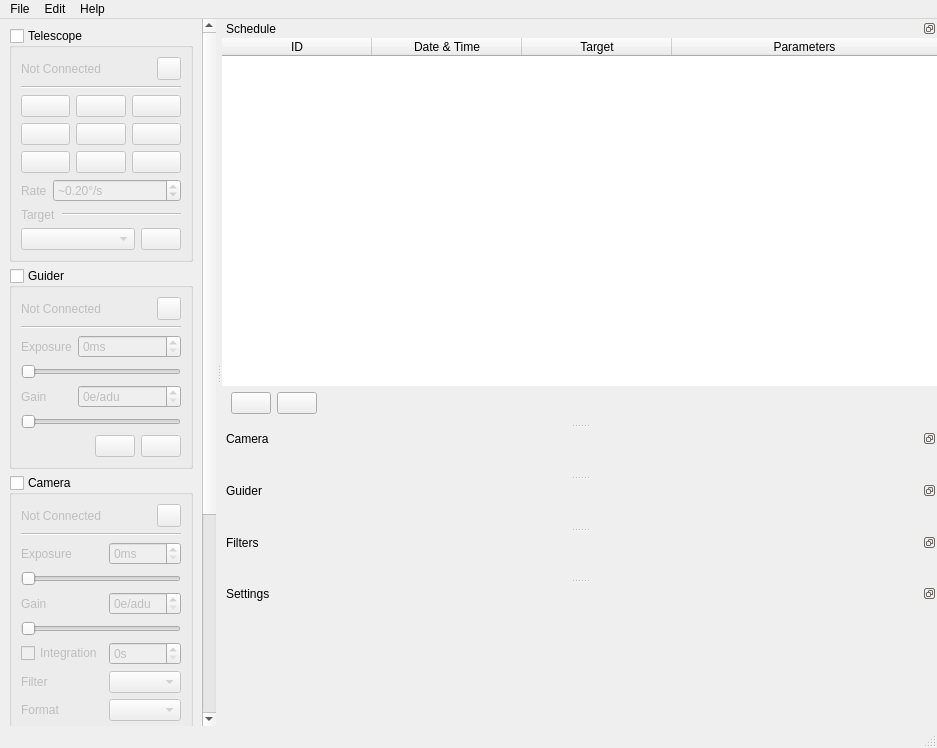
Old version of the form qt5/mainwindow.ui in the repository EthanChappel/Ecliptic.
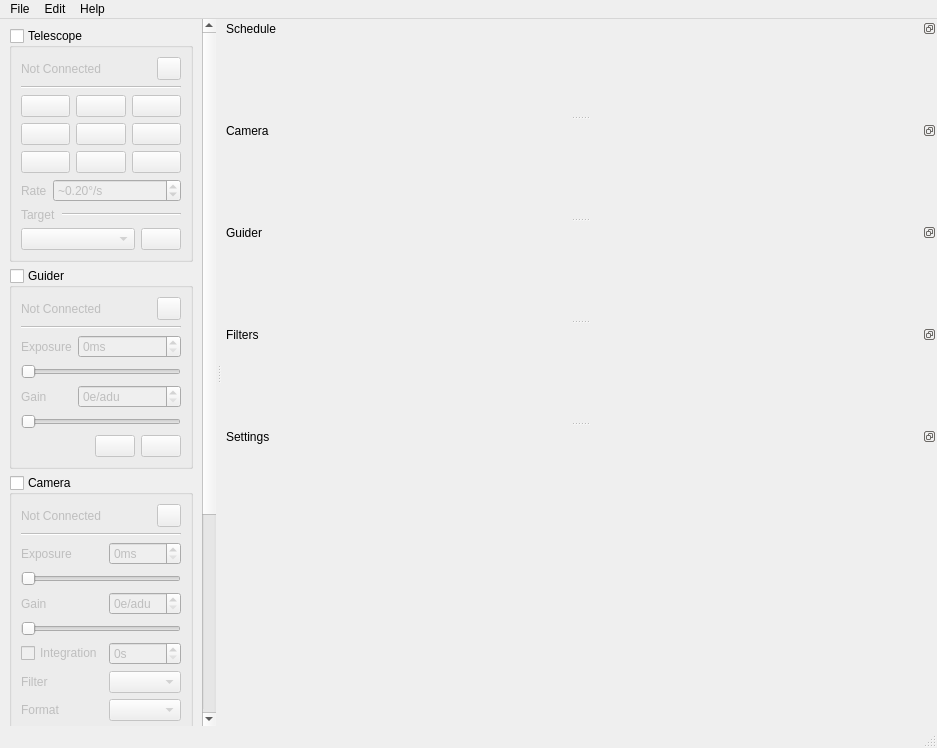
New version of the form. Icons and pictures are not drawn.

Commit message: Move schedule ui into new module

```diff
--- a/qt5/mainwindow.ui
+++ b/qt5/mainwindow.ui
@@ -1448,117 +1448,6 @@
      <property name="rightMargin">
       <number>0</number>
      </property>
-     <item>
-      <widget class="QTableWidget" name="schedule_table">
-       <property name="frameShape">
-        <enum>QFrame::NoFrame</enum>
-       </property>
-       <property name="sortingEnabled">
-        <bool>true</bool>
-       </property>
-       <attribute name="horizontalHeaderCascadingSectionResizes">
-        <bool>true</bool>
-       </attribute>
-       <attribute name="horizontalHeaderDefaultSectionSize">
-        <number>150</number>
-       </attribute>
-       <attribute name="horizontalHeaderStretchLastSection">
-        <bool>true</bool>
-       </attribute>
-       <attribute name="verticalHeaderCascadingSectionResizes">
-        <bool>true</bool>
-       </attribute>
-       <column>
-        <property name="text">
-         <string notr="true">ID</string>
-        </property>
-       </column>
-       <column>
-        <property name="text">
-         <string>Date &amp; Time</string>
-        </property>
-       </column>
-       <column>
-        <property name="text">
-         <string>Target</string>
-        </property>
-        <property name="toolTip">
-         <string>The target to aim at.</string>
-        </property>
-       </column>
-       <column>
-        <property name="text">
-         <string>Parameters</string>
-        </property>
-        <property name="toolTip">
-         <string/>
-        </property>
-       </column>
-      </widget>
-     </item>
-     <item>
-      <layout class="QHBoxLayout" name="horizontallayout">
-       <property name="leftMargin">
-        <number>9</number>
-       </property>
-       <property name="rightMargin">
-        <number>9</number>
-       </property>
-       <item>
-        <widget class="QPushButton" name="addrow_button">
-         <property name="sizePolicy">
-          <sizepolicy hsizetype="Fixed" vsizetype="Preferred">
-           <horstretch>0</horstretch>
-           <verstretch>0</verstretch>
-          </sizepolicy>
-         </property>
-         <property name="toolTip">
-          <string>Add row</string>
-         </property>
-         <property name="icon">
-          <iconset resource="resources/res.qrc">
-           <normaloff>:/icons/ic_add_white_48px.svg</normaloff>:/icons/ic_add_white_48px.svg</iconset>
-         </property>
-         <property name="autoDefault">
-          <bool>true</bool>
-         </property>
-        </widget>
-       </item>
-       <item>
-        <widget class="QPushButton" name="removerow_button">
-         <property name="sizePolicy">
-          <sizepolicy hsizetype="Fixed" vsizetype="Preferred">
-           <horstretch>0</horstretch>
-           <verstretch>0</verstretch>
-          </sizepolicy>
-         </property>
-         <property name="toolTip">
-          <string>Remove row</string>
-         </property>
-         <property name="icon">
-          <iconset resource="resources/res.qrc">
-           <normaloff>:/icons/ic_remove_white_48px.svg</normaloff>:/icons/ic_remove_white_48px.svg</iconset>
-         </property>
-         <property name="autoDefault">
-          <bool>true</bool>
-         </property>
-        </widget>
-       </item>
-       <item>
-        <spacer name="horizontalspacer_3">
-         <property name="orientation">
-          <enum>Qt::Horizontal</enum>
-         </property>
-         <property name="sizeHint" stdset="0">
-          <size>
-           <width>40</width>
-           <height>20</height>
-          </size>
-         </property>
-        </spacer>
-       </item>
-      </layout>
-     </item>
     </layout>
    </widget>
   </widget>
@@ -1708,7 +1597,7 @@
           <x>0</x>
           <y>0</y>
           <width>696</width>
-          <height>91</height>
+          <height>483</height>
          </rect>
         </property>
        </widget>
```
Left out of the diff: 3 changed lines with no effect on the pictures. The commit also changes 5 other files.
